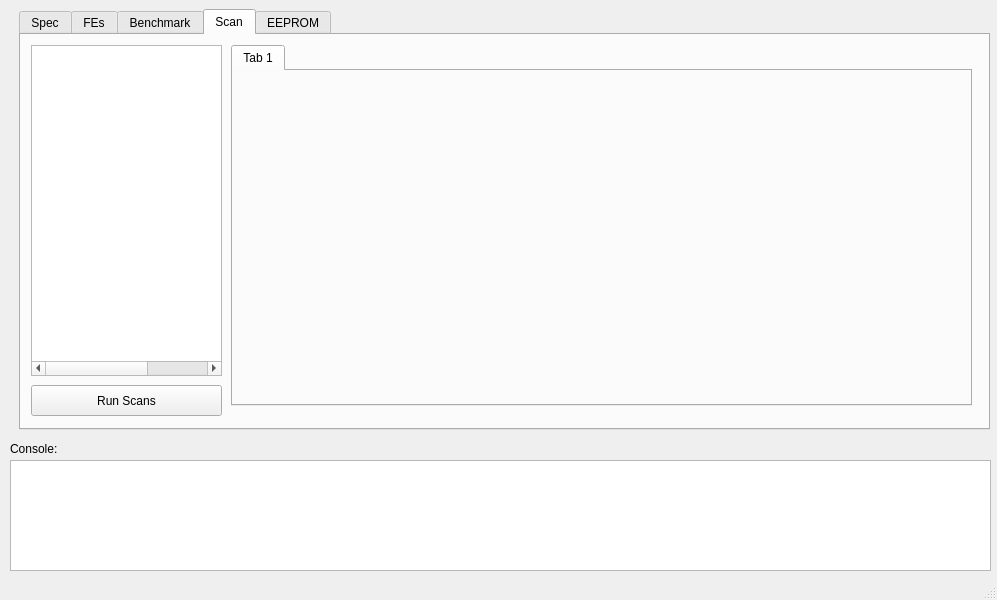
Old version of the form gui/YarrGui/yarrgui.ui in the repository Yarr/Yarr.
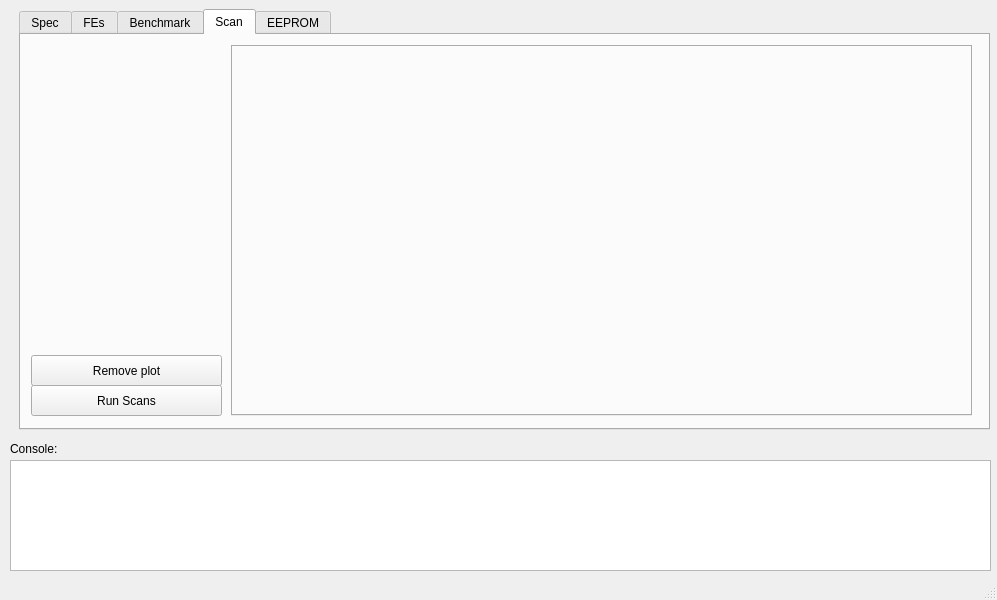
New version of the form. Custom widgets are drawn as their Qt base class.

Commit message: Plots can now be removed - and experimental memory leak avoid (to be tested)

```diff
--- a/gui/YarrGui/yarrgui.ui
+++ b/gui/YarrGui/yarrgui.ui
@@ -761,16 +761,6 @@
      <attribute name="title">
       <string>Scan</string>
      </attribute>
-     <widget class="QCustomPlot" name="scanPlot" native="true">
-      <property name="geometry">
-       <rect>
-        <x>10</x>
-        <y>300</y>
-        <width>91</width>
-        <height>31</height>
-       </rect>
-      </property>
-     </widget>
      <widget class="QPushButton" name="doScansButton">
       <property name="geometry">
        <rect>
@@ -790,51 +780,25 @@
         <x>210</x>
         <y>10</y>
         <width>741</width>
-        <height>361</height>
+        <height>371</height>
        </rect>
       </property>
       <property name="currentIndex">
        <number>0</number>
       </property>
-      <widget class="QWidget" name="tab_4">
-       <attribute name="title">
-        <string>Tab 1</string>
-       </attribute>
-      </widget>
      </widget>
-     <widget class="QTreeWidget" name="scanTree">
+     <widget class="QPushButton" name="removePlot_button">
       <property name="geometry">
        <rect>
         <x>10</x>
-        <y>10</y>
+        <y>320</y>
         <width>191</width>
-        <height>331</height>
+        <height>31</height>
        </rect>
       </property>
-      <property name="columnCount">
-       <number>3</number>
+      <property name="text">
+       <string>Remove plot</string>
       </property>
-      <attribute name="headerVisible">
-       <bool>false</bool>
-      </attribute>
-      <attribute name="headerMinimumSectionSize">
-       <number>50</number>
-      </attribute>
-      <column>
-       <property name="text">
-        <string notr="true">1</string>
-       </property>
-      </column>
-      <column>
-       <property name="text">
-        <string notr="true">2</string>
-       </property>
-      </column>
-      <column>
-       <property name="text">
-        <string notr="true">3</string>
-       </property>
-      </column>
      </widget>
     </widget>
     <widget class="QWidget" name="tab_2">
```
Left out of the diff: 2 changed lines with no effect on the pictures. The commit also changes 2 other files.
